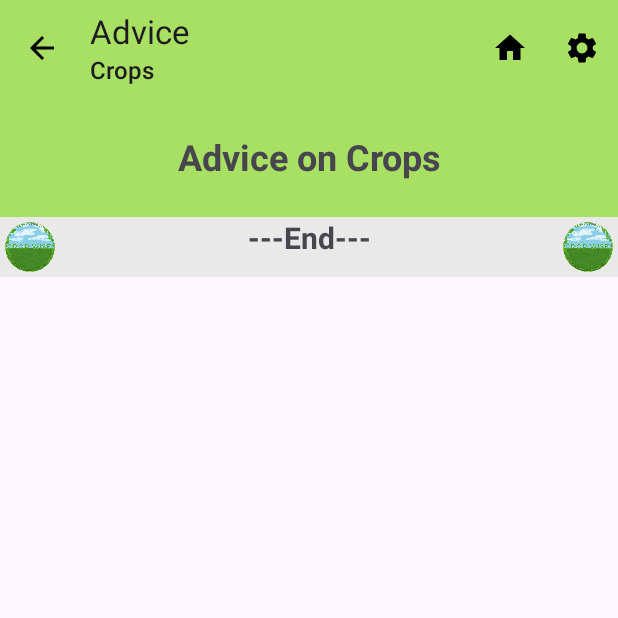
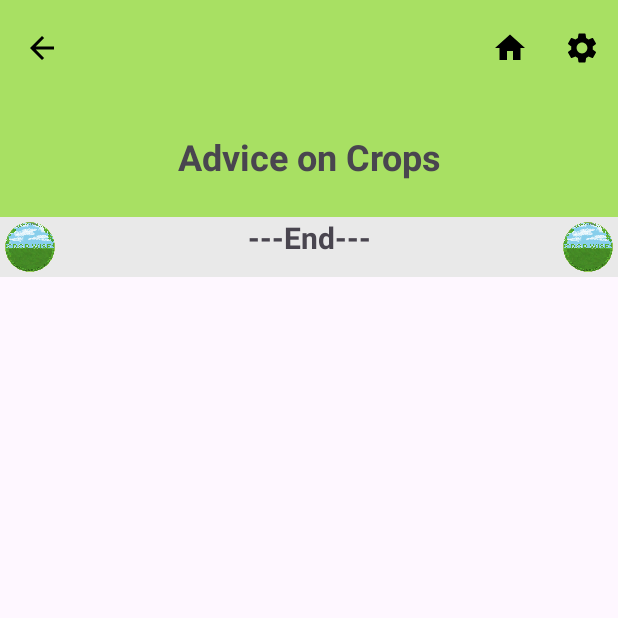
Before and after one commit to Mebanseibor/CropWise, an Android app: the screen it shows after launch once a user with an empty profile is signed in (Advice), after a tap on "Crops", on a phone screen of 412 x 824 dp, the top half of it. Run offline under Robolectric (Android 15) with nearby library versions, the phone set to English and light mode, and no system bars; our stand-ins replace Firebase (no records; nobody signed in at launch, a user with empty details on screens opened directly).

Commit message:
Removed the title and subtitle from the toolbar of most activities

```diff
--- a/app/src/main/java/com/example/cropwise/MainActivity.kt
+++ b/app/src/main/java/com/example/cropwise/MainActivity.kt
@@ -57,6 +57,8 @@ class MainActivity : AppCompatActivity() {
         Log.d("App Rating", "Hiding home button")
         menuItemHome?.setVisible(false)
 
+        GO.mainActionBar.title = ""
+
         return true
     }
 
--- a/app/src/main/java/com/example/cropwise/SettingsActivity.kt
+++ b/app/src/main/java/com/example/cropwise/SettingsActivity.kt
@@ -89,10 +89,11 @@ class SettingsActivity : AppCompatActivity() {
         menuInflater.inflate(R.menu.main_toolbar, menu)
 
         mainToolBar(this, toolbar)
-        toolbar.title = "Settings"
+        toolbar.title = ""
 
         menu?.findItem(R.id.menu_item_settings)?.setVisible(false)
         menu?.findItem(R.id.menu_item_rating)?.setVisible(false)
+
 
         return true
     }
--- a/app/src/main/java/com/example/cropwise/advice/Advice.kt
+++ b/app/src/main/java/com/example/cropwise/advice/Advice.kt
@@ -51,8 +51,8 @@ class Advice : AppCompatActivity() {
 
         mainToolBar(this, toolBar_advice)
 
-        toolBar_advice.title = "Advice"
-        toolBar_advice.subtitle = inputCategory
+        toolBar_advice.title = ""
+        toolBar_advice.subtitle = ""
 
         return true
     }
```
Also changed, not shown: app/src/main/java/com/example/cropwise/rating/AppRating.kt (+7 -2 lines).
